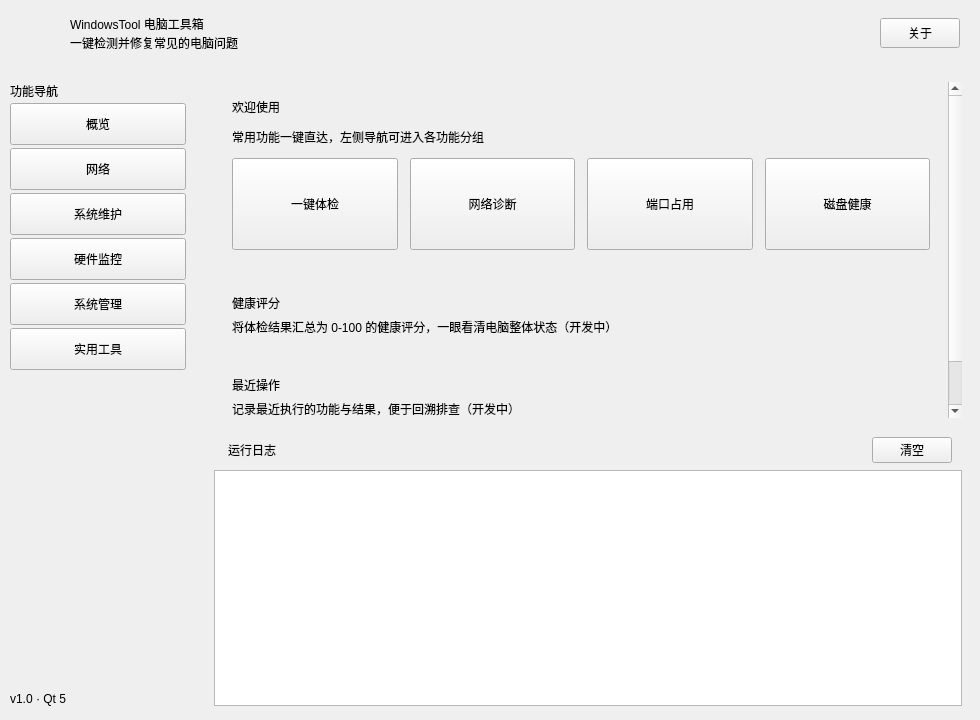
Obj4ct/WindowsTool, file src/mainwindow.ui: the form before one commit.
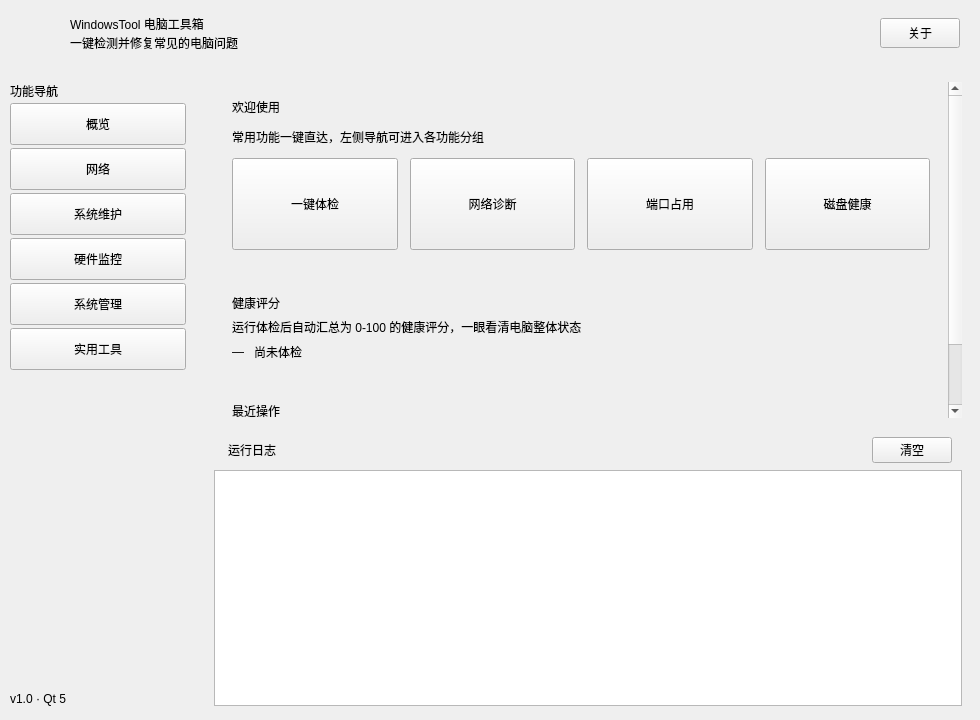
The form after the commit.

Commit message: 概览页健康评分落地：体检完成后汇总 0-100 分并显示等级与配色，移除「开发中」占位

Diff of the .ui file:
```diff
--- a/src/mainwindow.ui
+++ b/src/mainwindow.ui
@@ -552,13 +552,50 @@
                  <item>
                   <widget class="QLabel" name="cardHintScore">
                    <property name="text">
-                    <string>将体检结果汇总为 0-100 的健康评分，一眼看清电脑整体状态（开发中）</string>
+                    <string>运行体检后自动汇总为 0-100 的健康评分，一眼看清电脑整体状态</string>
                    </property>
                    <property name="wordWrap">
                     <bool>true</bool>
                    </property>
                   </widget>
                  </item>
+                 <item>
+                  <layout class="QHBoxLayout" name="scoreRow">
+                   <property name="spacing">
+                    <number>10</number>
+                   </property>
+                   <item>
+                    <widget class="QLabel" name="overviewScoreValue">
+                     <property name="text">
+                      <string>—</string>
+                     </property>
+                    </widget>
+                   </item>
+                   <item>
+                    <widget class="QLabel" name="overviewScoreGrade">
+                     <property name="text">
+                      <string>尚未体检</string>
+                     </property>
+                     <property name="alignment">
+                      <set>Qt::AlignLeading|Qt::AlignVCenter</set>
+                     </property>
+                    </widget>
+                   </item>
+                   <item>
+                    <spacer name="scoreSpacer">
+                     <property name="orientation">
+                      <enum>Qt::Horizontal</enum>
+                     </property>
+                     <property name="sizeHint" stdset="0">
+                      <size>
+                       <width>40</width>
+                       <height>20</height>
+                      </size>
+                     </property>
+                    </spacer>
+                   </item>
+                  </layout>
+                 </item>
                 </layout>
                </widget>
               </item>
```
The commit also changes 3 other files.
